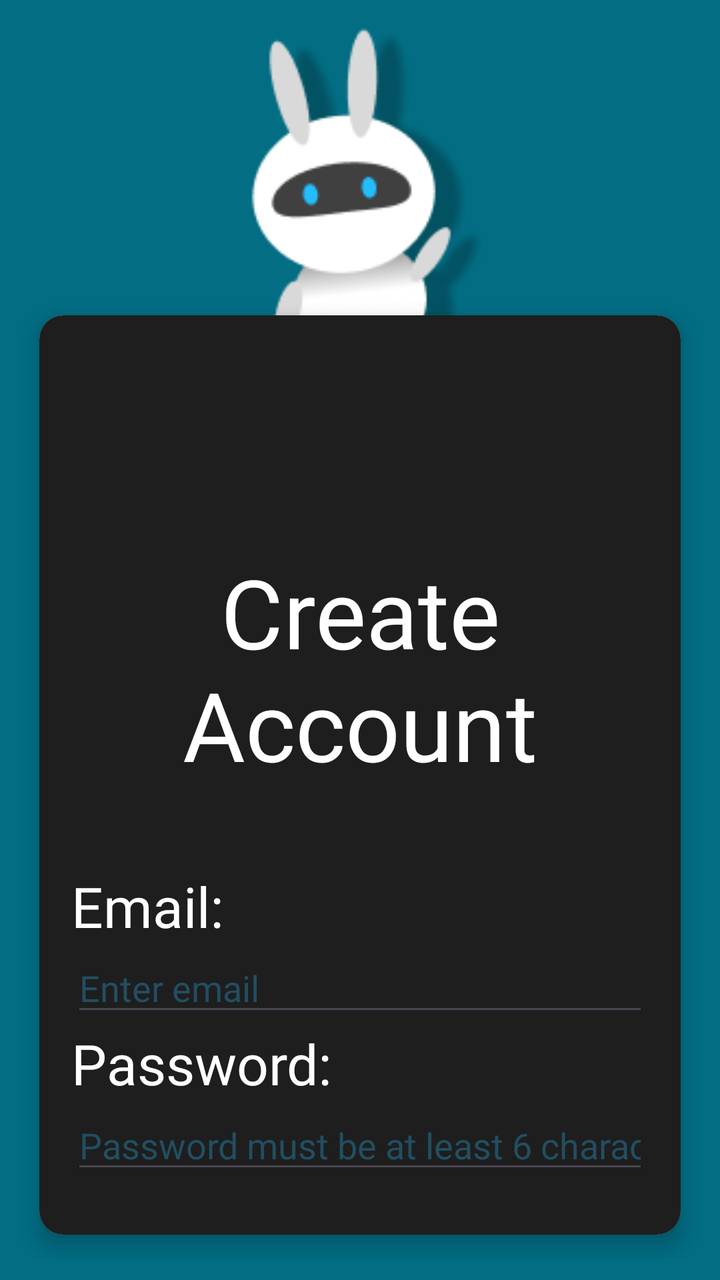
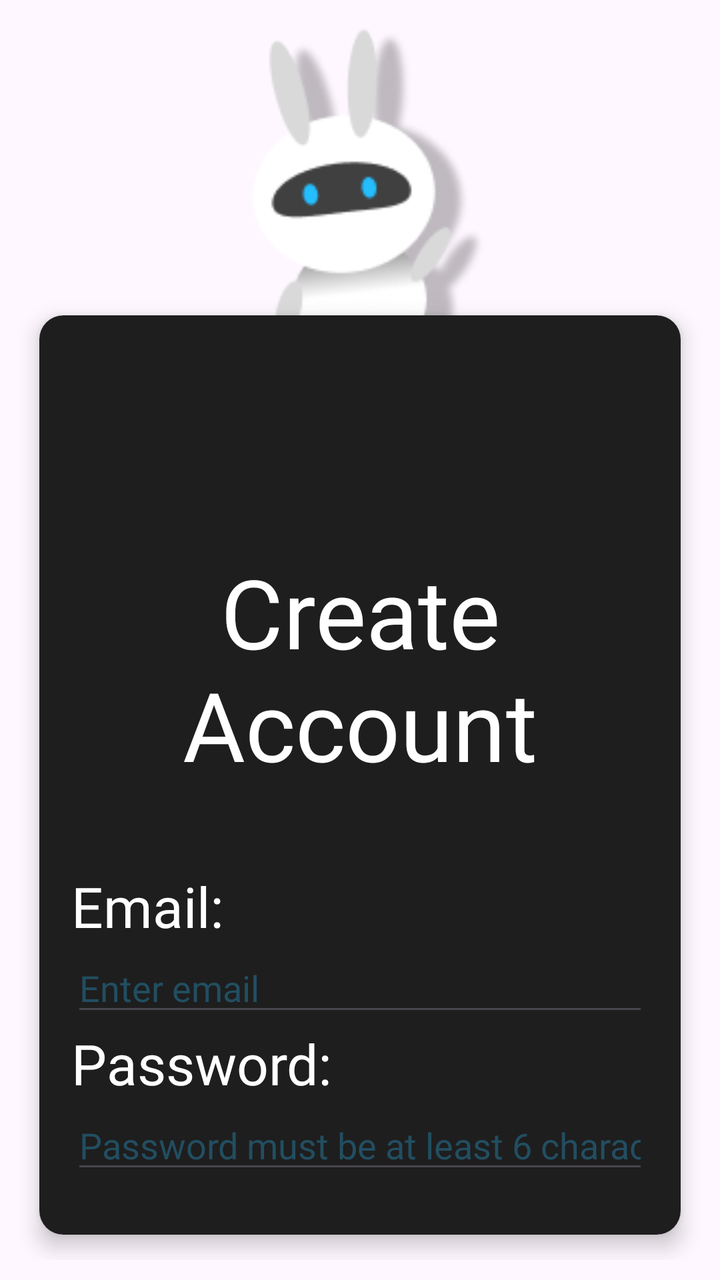

The first picture is an Android layout as it rendered before a commit; the second is the same layout after the commit. The layout source and the unified diff follow.
<!-- AndroidManifest.xml: application theme Theme.AttendLY -->
<!-- res/layout/register_account.xml -->
<?xml version="1.0" encoding="utf-8"?>
<LinearLayout xmlns:android="http://schemas.android.com/apk/res/android"
    xmlns:app="http://schemas.android.com/apk/res-auto"
    xmlns:tools="http://schemas.android.com/tools"
    android:layout_width="match_parent"
    android:layout_height="match_parent"
    android:background="#026D83"
    android:orientation="vertical"
    android:padding="10dp"
    android:gravity="center">


    <FrameLayout
        android:layout_width="match_parent"
        android:layout_height="wrap_content"
        android:layout_gravity="center">


        <androidx.cardview.widget.CardView
            android:layout_width="match_parent"
            android:layout_height="wrap_content"
            app:cardCornerRadius="12dp"
            android:layout_marginTop="135dp"
            app:cardElevation="6dp"
            app:cardUseCompatPadding="true"
            tools:layout_editor_absoluteX="16dp"
            tools:layout_editor_absoluteY="121dp">


            <LinearLayout
                android:layout_width="match_parent"
                android:layout_height="match_parent"
                android:background="#1E1E1E"
                android:orientation="vertical"
                android:padding="16dp">


    <TextView
        android:layout_width="match_parent"
        android:layout_height="wrap_content"
        android:text="Create Account"
        android:textColor="#FFFFFF"
        android:textSize="48sp"
        android:layout_marginTop="100dp"
        android:fontFamily="@font/jersey10"
        android:gravity="center"
        />

    <TextView
        android:layout_width="match_parent"
        android:layout_height="wrap_content"
        android:layout_marginTop="40dp"
        android:fontFamily="@font/jersey10"
        android:textColor="#FFFFFF"
        android:textSize="28sp"
        android:text="Email:"
        />

    <EditText
        android:id="@+id/etEmail"
        android:layout_width="match_parent"
        android:layout_height="wrap_content"
        android:inputType="textEmailAddress"
        android:hint="Enter email"
        android:fontFamily="@font/jersey10"
        android:textColor="#FFFFFF"
        android:textColorHint="#224E61"/>

    <TextView
        android:layout_width="match_parent"
        android:layout_height="wrap_content"
        android:text="Password: "
        android:fontFamily="@font/jersey10"
        android:textColor="#FFFFFF"
        android:textSize="28sp"
        />

    <EditText
        android:id="@+id/etPassword"
        android:layout_width="match_parent"
        android:layout_height="wrap_content"
        android:inputType="textPassword"
        android:hint="Password must be at least 6 characters"
        android:fontFamily="@font/jersey10"
        android:textColor="#FFFFFF"
        android:textColorHint="#224E61"/>

    <LinearLayout
        android:layout_width="wrap_content"
        android:layout_height="wrap_content"
        android:orientation="horizontal"
        android:layout_gravity="center"
        android:layout_marginTop="60dp"
        android:layout_marginBottom="30dp"
        >

        <TextView
            android:layout_width="wrap_content"
            android:layout_height="wrap_content"
            android:textSize="20sp"
            android:text="Already have an account?"
            android:fontFamily="@font/jersey10"
            android:textColor="#FFFFFF"/>

        <TextView
            android:id="@+id/btnLogin"
            android:layout_width="wrap_content"
            android:layout_height="wrap_content"
            android:clickable="true"
            android:focusable="true"
            android:fontFamily="@font/jersey10"
            android:textColor="#0076A8"
            android:text="Login"
            android:textSize="20sp"
            android:layout_marginLeft="4dp"/>

            </LinearLayout>
            </LinearLayout>
        </androidx.cardview.widget.CardView>

        <ImageView
            android:id="@+id/imageView2"
            android:layout_width="180dp"
            android:layout_height="180dp"
            app:srcCompat="@drawable/attendlymasc2"
            android:layout_gravity="top|center_horizontal"
            />
    </FrameLayout>

    <Button
        android:id="@+id/createAccount"
        android:layout_width="match_parent"
        android:layout_height="wrap_content"
        android:text="Create"
        android:backgroundTint="#56819BA6"
        android:fontFamily="@font/jersey10"
        android:textColor="#FFFFFF"
        android:textSize="40sp"
        android:layout_gravity="center"
        />
</LinearLayout>
<!-- resources referenced by this layout -->
<resources>
  <!-- drawable attendlymasc2: png bitmap (drawable, 10808 bytes) -->
  <style name="Theme.AttendLY" parent="Base.Theme.AttendLY" />
  <style name="Base.Theme.AttendLY" parent="Theme.Material3.DayNight.NoActionBar">
          
          
      </style>
</resources>

<!-- the commit's change to res/layout/register_account.xml (unified diff, before → after) -->
@@ -4,7 +4,7 @@
     xmlns:tools="http://schemas.android.com/tools"
     android:layout_width="match_parent"
     android:layout_height="match_parent"
-    android:background="#026D83"
+    android:background="#@drawable/bg"
     android:orientation="vertical"
     android:padding="10dp"
     android:gravity="center">
<!-- resource entries referenced after the edit -->
@@ -1,6 +1,32 @@
 <!-- resources referenced by this layout -->
 <resources>
   <!-- drawable attendlymasc2: png bitmap (drawable, 10808 bytes) -->
+  <!-- drawable bg (drawable) -->
+  <vector xmlns:android="http://schemas.android.com/apk/res/android"
+      xmlns:aapt="http://schemas.android.com/aapt"
+      android:width="440dp"
+      android:height="956dp"
+      android:viewportWidth="440"
+      android:viewportHeight="956">
+    <group>
+      <clip-path
+          android:pathData="M0,0h440v956h-440z"/>
+      <path
+          android:pathData="M0,0h440v956h-440z">
+        <aapt:attr name="android:fillColor">
+          <gradient
+              android:startX="220"
+              android:startY="0"
+              android:endX="220"
+              android:endY="956"
+              android:type="linear">
+            <item android:offset="0" android:color="#FF4CABD3"/>
+            <item android:offset="1" android:color="#FF000E19"/>
+          </gradient>
+        </aapt:attr>
+      </path>
+    </group>
+  </vector>
   <style name="Theme.AttendLY" parent="Base.Theme.AttendLY" />
   <style name="Base.Theme.AttendLY" parent="Theme.Material3.DayNight.NoActionBar">
           
